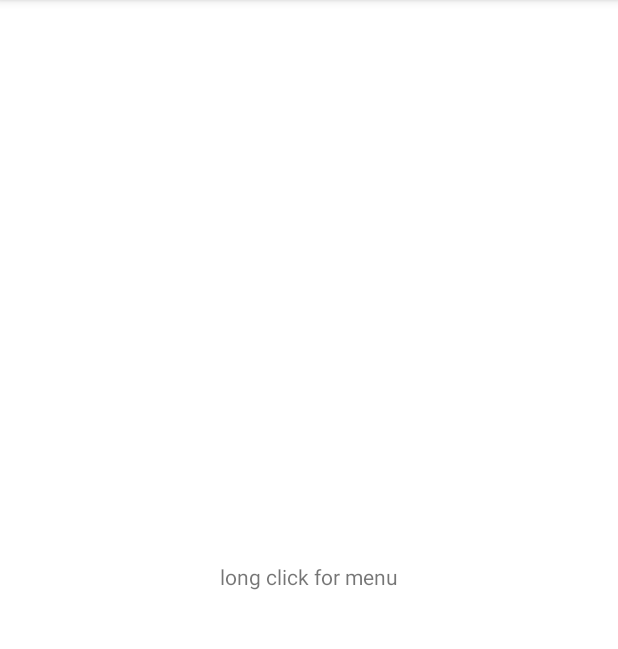
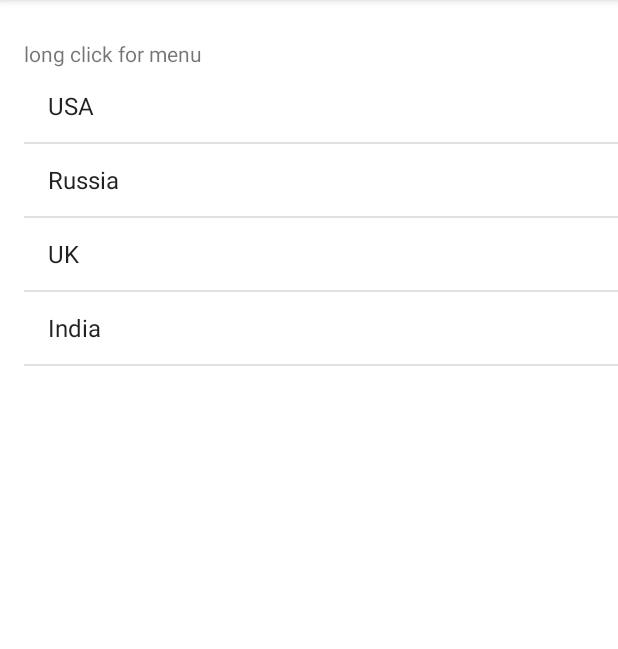
Before and after one commit to abdultanveer/CogApp2, an Android app: the screen it shows after launch (MainActivity), on a phone screen of 412 x 824 dp, the part 84-733 px from its top. Run offline under Robolectric (Android 15) with nearby library versions, the light colour scheme and no system bars.

Commit message:
listview

```diff
--- a/app/src/main/java/com/abdul/cogapp2/MainActivity.java
+++ b/app/src/main/java/com/abdul/cogapp2/MainActivity.java
@@ -7,10 +7,12 @@ import android.os.Bundle;
 import android.view.ContextMenu;
 import android.view.MenuItem;
 import android.view.View;
+import android.widget.AdapterView;
+import android.widget.ListView;
 import android.widget.TextView;
 import android.widget.Toast;
 
-public class MainActivity extends AppCompatActivity {
+public class MainActivity extends AppCompatActivity implements AdapterView.OnItemClickListener {
 
 
     @Override
@@ -18,7 +20,8 @@ public class MainActivity extends AppCompatActivity {
         super.onCreate(savedInstanceState);
         setContentView(R.layout.activity_main);
         TextView mainTv =  findViewById(R.id.tvMenu); //taking handle on the textview
-
+        ListView cListView = findViewById(R.id.listview);
+        cListView.setOnItemClickListener(this);
         registerForContextMenu(mainTv);
 
     }
@@ -45,4 +48,11 @@ public class MainActivity extends AppCompatActivity {
 
         return true;
     }
+
+    @Override
+    public void onItemClick(AdapterView<?> adapterView, View view, int position, long l) {
+        String item = adapterView.getItemAtPosition(position).toString();
+        Toast.makeText(this, item, Toast.LENGTH_SHORT).show();
+
+    }
 }
--- a/app/src/main/res/layout/activity_main.xml
+++ b/app/src/main/res/layout/activity_main.xml
@@ -10,10 +10,22 @@
         android:id="@+id/tvMenu"
         android:layout_width="wrap_content"
         android:layout_height="wrap_content"
+        android:layout_marginTop="26dp"
+        android:layout_marginBottom="1dp"
         android:text="long click for menu"
-        app:layout_constraintBottom_toBottomOf="parent"
-        app:layout_constraintLeft_toLeftOf="parent"
-        app:layout_constraintRight_toRightOf="parent"
+        app:layout_constraintBottom_toTopOf="@+id/listview"
+        app:layout_constraintStart_toStartOf="@+id/listview"
         app:layout_constraintTop_toTopOf="parent" />
 
+    <ListView
+        android:id="@+id/listview"
+        android:entries="@array/countries"
+        android:layout_width="match_parent"
+        android:layout_height="0dp"
+        android:layout_marginStart="16dp"
+        android:layout_marginBottom="1dp"
+        app:layout_constraintBottom_toBottomOf="parent"
+        app:layout_constraintStart_toStartOf="parent"
+        app:layout_constraintTop_toBottomOf="@+id/tvMenu" />
+
 </androidx.constraintlayout.widget.ConstraintLayout>
--- /dev/null
+++ b/app/src/main/res/values/arrays.xml
@@ -0,0 +1,14 @@
+<?xml version="1.0" encoding="utf-8"?>
+<resources>
+    <string-array name="countries">
+        <item>USA</item>
+        <item>Russia</item>
+        <item>UK</item>
+        <item>India</item>
+    </string-array>
+
+    <string-array name="languages">
+        <item>English</item>
+        <item>Hindi</item>
+    </string-array>
+</resources>
```
